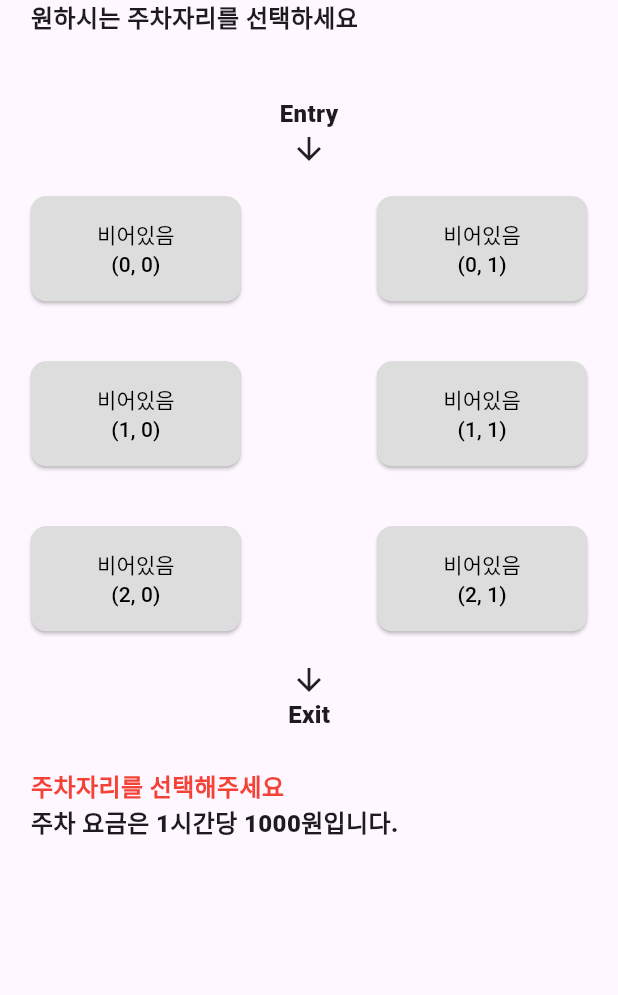
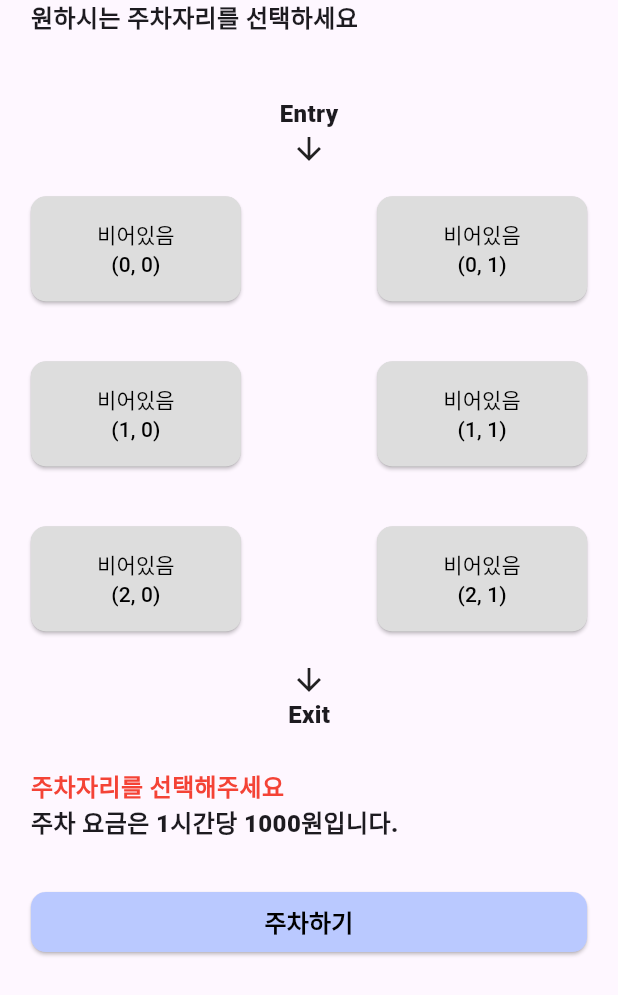
Before and after one commit to hyeonjoonpark/ORAI_IOT_APP, a Flutter app: the ParkingLotWidget screen opened directly, on a phone screen of 412 x 824 dp. Shown: the top 995 px of the screen. Run offline on Flutter 3.47's test engine with Material 3 defaults, Android fonts, the phone set to English and light mode, and no system bars; our stand-ins replace flutter_map, flutter_screenutil, geolocator, get, latlong2.

Commit message:
FEAT: add button

```diff
--- a/lib/ui/components/parking_lot_widget.dart
+++ b/lib/ui/components/parking_lot_widget.dart
@@ -1,3 +1,4 @@
+import 'package:flutter/cupertino.dart';
 import 'package:flutter/material.dart';
 import 'package:flutter_screenutil/flutter_screenutil.dart';
 
@@ -135,6 +136,30 @@ class _ParkingLotWidgetState extends State<ParkingLotWidget> {
                   ),
                 ),
               ),
+              const SizedBox(
+                height: 30,
+              ),
+              SizedBox(
+                width: 0.9.sw,
+                child: ElevatedButton(
+                  onPressed: () {},
+                  style: ElevatedButton.styleFrom(
+                    foregroundColor: Colors.black,
+                    backgroundColor: const Color(0xffBAC9FF),
+                    shape: RoundedRectangleBorder(
+                      borderRadius: BorderRadius.circular(10),
+                    ),
+                  ),
+                  child: const Text(
+                    "주차하기",
+                    style: TextStyle(
+                      fontSize: 16,
+                      fontWeight: FontWeight.w900,
+                      color: Colors.black,
+                    ),
+                  ),
+                ),
+              ),
             ],
           ),
         ),
```
